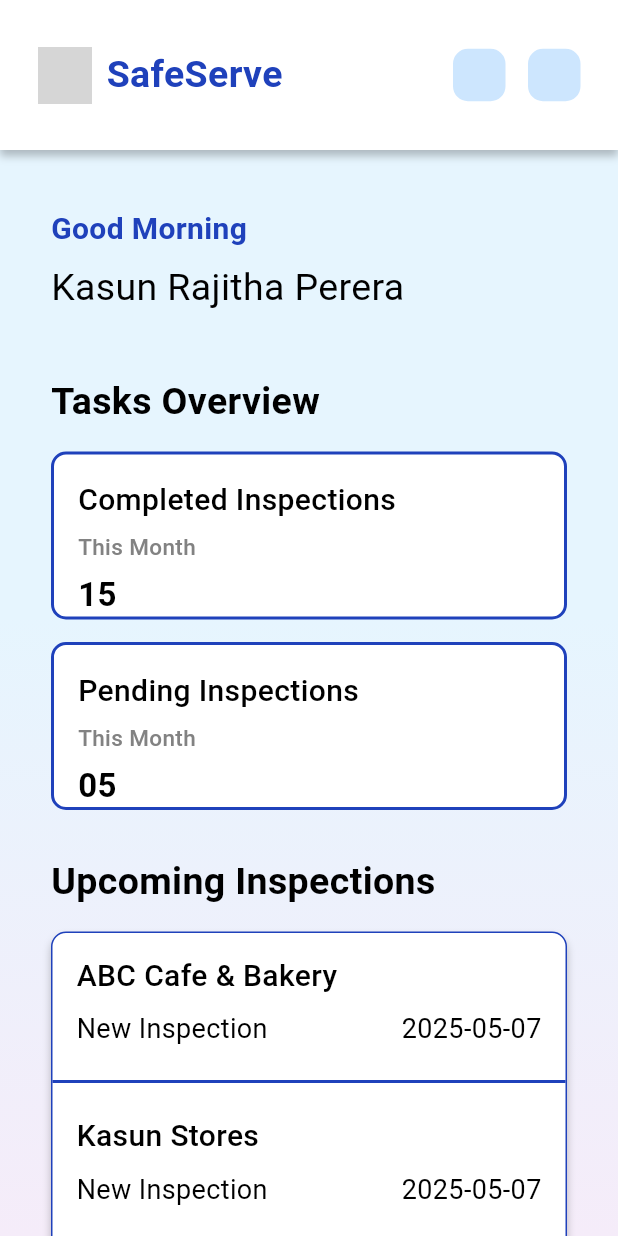
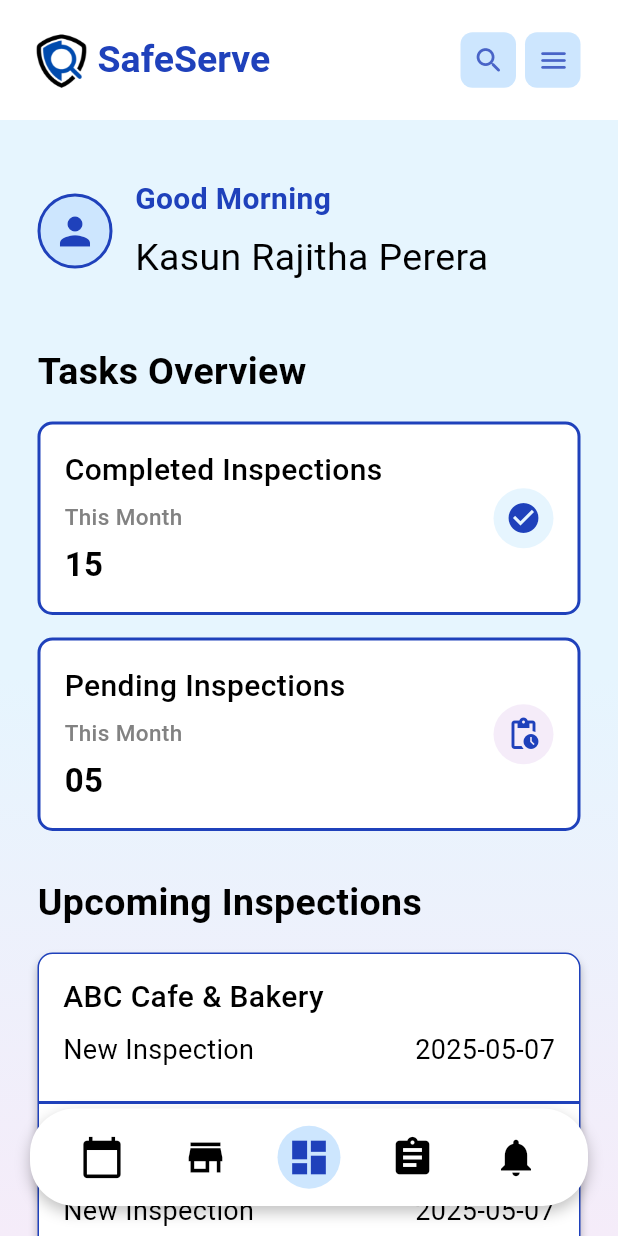
Before and after one commit to SeneshFitzroy/SafeServe-PHI-Manager, a Flutter app: the Dashboard screen opened directly, on a phone screen of 412 x 824 dp. Run offline on Flutter 3.47's test engine with Material 3 defaults, Android fonts, the phone set to English and light mode, and no system bars; our stand-ins replace image_picker, material_design_icons_flutter; grey boxes are pictures that could not be loaded.

Commit message:
Enhance Dashboard UI with dynamic data and navigation improvements

```diff
--- a/MobileApplication/safeServe/lib/screens/Dashboard/dashboard.dart
+++ b/MobileApplication/safeServe/lib/screens/Dashboard/dashboard.dart
@@ -1,12 +1,59 @@
 import 'package:flutter/material.dart';
+import '../../widgets/custom_nav_bar_icon.dart';
+import '../registered_shops/registered_shops_screen.dart';
+import '../../widgets/safe_serve_appbar.dart'; // Import the SafeServeAppBar
 
 class Dashboard extends StatelessWidget {
   const Dashboard({Key? key}) : super(key: key);
 
+  // Sample dynamic data
+  static final List<Map<String, dynamic>> _upcomingInspections = [
+    {
+      'name': 'ABC Cafe & Bakery',
+      'type': 'New Inspection',
+      'date': '2025-05-07',
+    },
+    {
+      'name': 'Kasun Stores',
+      'type': 'New Inspection',
+      'date': '2025-05-07',
+    },
+    {
+      'name': 'Arunalu Resort',
+      'type': 'New Inspection',
+      'date': '2025-05-07',
+    },
+  ];
+
+  // Dynamic task data
+  static final Map<String, dynamic> _taskData = {
+    'completed': {
+      'count': '15',
+      'period': 'This Month',
+    },
+    'pending': {
+      'count': '05',
+      'period': 'This Month',
+    },
+  };
+
   @override
   Widget build(BuildContext context) {
+    // Get screen width for responsive design
+    final screenWidth = MediaQuery.of(context).size.width;
+
     return Scaffold(
-      body: Container(
+      appBar: SafeServeAppBar(
+        height: 80,
+        onMenuPressed: () => Scaffold.of(context).openDrawer(),
+      ),
+      drawer: _buildDrawer(context),
+      body: Stack(
+        children: [
+          // Main content
+          Container(
+            width: screenWidth,
+            height: double.infinity,
             decoration: const BoxDecoration(
               gradient: LinearGradient(
                 begin: Alignment(0.50, -0.00),
@@ -15,86 +62,200 @@ class Dashboard extends StatelessWidget {
               ),
             ),
             child: SingleChildScrollView(
+              padding: const EdgeInsets.only(bottom: 90), // Extra padding for floating nav
               child: Column(
                 crossAxisAlignment: CrossAxisAlignment.start,
                 children: [
-              _buildAppBar(),
                   _buildGreeting(),
                   _buildTasksOverview(),
                   _buildUpcomingInspections(),
                   _buildQuickActions(),
-              const SizedBox(height: 20), // Bottom padding
+                  const SizedBox(height: 20),
                 ],
               ),
             ),
           ),
-    );
-  }
 
-  Widget _buildAppBar() {
-    return Container(
-      height: 100,
-      decoration: const BoxDecoration(
+          // Floating navigation bar
+          Positioned(
+            bottom: 20,
+            left: 20,
+            right: 20,
+            child: Container(
+              height: 65,
+              decoration: BoxDecoration(
                 color: Colors.white,
-        boxShadow: [
+                borderRadius: BorderRadius.circular(30),
+                boxShadow: const [
                   BoxShadow(
                     color: Color(0x3F000000),
-            blurRadius: 4,
+                    blurRadius: 8,
                     offset: Offset(0, 4),
+                    spreadRadius: 0,
+                  )
+                ],
+              ),
+              child: Row(
+                mainAxisAlignment: MainAxisAlignment.spaceEvenly,
+                children: const [
+                  CustomNavBarIcon(
+                    icon: Icons.calendar_today,
+                    label: 'Calendar',
+                    navItem: NavItem.calendar,
+                  ),
+                  CustomNavBarIcon(
+                    icon: Icons.store,
+                    label: 'Shops',
+                    navItem: NavItem.shops,
+                  ),
+                  CustomNavBarIcon(
+                    icon: Icons.dashboard,
+                    label: 'Dashboard',
+                    navItem: NavItem.dashboard,
+                    selected: true,
+                  ),
+                  CustomNavBarIcon(
+                    icon: Icons.assignment,
+                    label: 'Forms',
+                    navItem: NavItem.form,
+                  ),
+                  CustomNavBarIcon(
+                    icon: Icons.notifications,
+                    label: 'Alerts',
+                    navItem: NavItem.notifications,
                   ),
                 ],
               ),
-      child: Padding(
-        padding: const EdgeInsets.symmetric(horizontal: 25),
-        child: Row(
-          children: [
-            Container(
-              width: 36,
-              height: 38,
-              decoration: const BoxDecoration(
-                image: DecorationImage(
-                  image: NetworkImage("https://placehold.co/36x38"),
-                  fit: BoxFit.fill,
             ),
           ),
-            ),
-            const SizedBox(width: 10),
-            const Text(
-              'SafeServe',
-              style: TextStyle(
-                color: Color(0xFF1F41BB),
-                fontSize: 25,
-                fontFamily: 'Roboto',
-                fontWeight: FontWeight.w700,
-              ),
-            ),
-            const Spacer(),
-            _buildIconButton(color: const Color(0xFFCDE6FE)),
-            const SizedBox(width: 15),
-            _buildIconButton(color: const Color(0xFFCDE6FE)),
         ],
-        ),
       ),
     );
   }
 
-  Widget _buildIconButton({required Color color}) {
-    return Container(
-      width: 35,
-      height: 35,
-      decoration: ShapeDecoration(
-        color: color,
-        shape: RoundedRectangleBorder(
-          side: BorderSide(width: 2, color: color),
-          borderRadius: BorderRadius.circular(10),
+  Widget _buildDrawer(BuildContext context) {
+    return Drawer(
+      child: ListView(
+        padding: EdgeInsets.zero,
+        children: [
+          DrawerHeader(
+            decoration: const BoxDecoration(
+              color: Color(0xFF1F41BB),
             ),
+            child: Column(
+              crossAxisAlignment: CrossAxisAlignment.start,
+              children: const [
+                CircleAvatar(
+                  backgroundColor: Colors.white,
+                  radius: 30,
+                  child: Icon(
+                    Icons.health_and_safety,
+                    color: Color(0xFF1F41BB),
+                    size: 30,
+                  ),
+                ),
+                SizedBox(height: 10),
+                Text(
+                  'SafeServe',
+                  style: TextStyle(
+                    color: Colors.white,
+                    fontSize: 24,
+                    fontWeight: FontWeight.bold,
+                  ),
+                ),
+                Text(
+                  'PHI Management',
+                  style: TextStyle(
+                    color: Colors.white,
+                    fontSize: 16,
+                  ),
+                ),
+              ],
+            ),
+          ),
+          ListTile(
+            leading: const Icon(Icons.dashboard),
+            title: const Text('Dashboard'),
+            selected: true,
+            selectedTileColor: const Color(0xFFCDE6FE),
+            onTap: () {
+              Navigator.pop(context);
+            },
+          ),
+          ListTile(
+            leading: const Icon(Icons.store),
+            title: const Text('Registered Shops'),
+            onTap: () {
+              Navigator.pop(context);
+              Navigator.pushReplacement(
+                context,
+                MaterialPageRoute(
+                  builder: (_) => const RegisteredShopsScreen(),
+                ),
+              );
+            },
+          ),
+          ListTile(
+            leading: const Icon(Icons.calendar_today),
+            title: const Text('Calendar'),
+            onTap: () {
+              Navigator.pop(context);
+              ScaffoldMessenger.of(context).showSnackBar(
+                const SnackBar(content: Text('Calendar selected')),
+              );
+            },
+          ),
+          ListTile(
+            leading: const Icon(Icons.assignment),
+            title: const Text('Forms'),
+            onTap: () {
+              Navigator.pop(context);
+              ScaffoldMessenger.of(context).showSnackBar(
+                const SnackBar(content: Text('Forms selected')),
+              );
+            },
+          ),
+          ListTile(
+            leading: const Icon(Icons.settings),
+            title: const Text('Settings'),
+            onTap: () {
+              Navigator.pop(context);
+              ScaffoldMessenger.of(context).showSnackBar(
+                const SnackBar(content: Text('Settings selected')),
+              );
+            },
+          ),
+        ],
       ),
     );
   }
 
   Widget _buildGreeting() {
     return Padding(
-      padding: const EdgeInsets.fromLTRB(34, 38, 34, 20),
+      padding: const EdgeInsets.fromLTRB(25, 38, 25, 20),
+      child: Row(
+        children: [
+          // Profile icon
+          Container(
+            width: 50,
+            height: 50,
+            decoration: BoxDecoration(
+              color: const Color(0xFFCDE6FE),
+              shape: BoxShape.circle,
+              border: Border.all(
+                color: const Color(0xFF1F41BB),
+                width: 2,
+              ),
+            ),
+            child: const Icon(
+              Icons.person,
+              color: Color(0xFF1F41BB),
+              size: 30,
+            ),
+          ),
+          const SizedBox(width: 15),
+          // Greeting text
+          Expanded(
             child: Column(
               crossAxisAlignment: CrossAxisAlignment.start,
               children: const [
@@ -119,12 +280,15 @@ class Dashboard extends StatelessWidget {
                 ),
               ],
             ),
+          ),
+        ],
+      ),
     );
   }
 
   Widget _buildTasksOverview() {
     return Padding(
-      padding: const EdgeInsets.fromLTRB(34, 20, 34, 30),
+      padding: const EdgeInsets.fromLTRB(25, 20, 25, 30),
       child: Column(
         crossAxisAlignment: CrossAxisAlignment.start,
         children: [
@@ -140,14 +304,14 @@ class Dashboard extends StatelessWidget {
           const SizedBox(height: 15),
           _buildTaskCard(
             title: 'Completed Inspections',
-            period: 'This Month',
-            count: '15',
+            period: _taskData['completed']['period'],
+            count: _taskData['completed']['count'],
           ),
           const SizedBox(height: 15),
           _buildTaskCard(
             title: 'Pending Inspections',
-            period: 'This Month',
-            count: '05',
+            period: _taskData['pending']['period'],
+            count: _taskData['pending']['count'],
           ),
         ],
       ),
@@ -159,9 +323,11 @@ class Dashboard extends StatelessWidget {
     required String period,
     required String count,
   }) {
+    // Adjusting height to prevent overflow
     return Container(
-      width: 350,
-      height: 112,
+      width: double.infinity,
+      // Increase height to accommodate content without overflow
+      constraints: const BoxConstraints(minHeight: 120),
       decoration: ShapeDecoration(
         color: Colors.white,
         shape: RoundedRectangleBorder(
@@ -173,8 +339,13 @@ class Dashboard extends StatelessWidget {
         ),
       ),
       padding: const EdgeInsets.all(16),
+      child: Row(
+        children: [
+          // Main content
+          Expanded(
             child: Column(
               crossAxisAlignment: CrossAxisAlignment.start,
+              mainAxisSize: MainAxisSize.min, // Use min size to prevent overflow
               children: [
                 Text(
                   title,
@@ -207,12 +378,33 @@ class Dashboard extends StatelessWidget {
                 ),
               ],
             ),
+          ),
+          // Add a circular icon that represents the task type
+          Container(
+            width: 40,
+            height: 40,
+            decoration: BoxDecoration(
+              color: title.contains('Completed')
+                ? const Color(0xFFE6F5FE)
+                : const Color(0xFFF5ECF9),
+              shape: BoxShape.circle,
+            ),
+            child: Icon(
+              title.contains('Completed')
+                ? Icons.check_circle
+                : Icons.pending_actions,
+              color: const Color(0xFF1F41BB),
+              size: 24,
+            ),
+          ),
+        ],
+      ),
     );
   }
 
   Widget _buildUpcomingInspections() {
     return Padding(
-      padding: const EdgeInsets.fromLTRB(34, 0, 34, 30),
+      padding: const EdgeInsets.fromLTRB(25, 0, 25, 30),
       child: Column(
         crossAxisAlignment: CrossAxisAlignment.start,
         children: [
@@ -226,17 +418,8 @@ class Dashboard extends StatelessWidget {
             ),
           ),
           const SizedBox(height: 15),
-          _buildInspectionsCard(),
-          const SizedBox(height: 10),
-          _buildScheduleButton(),
-        ],
-      ),
-    );
-  }
-
-  Widget _buildInspectionsCard() {
-    return Container(
-      width: 350,
+          Container(
+            width: double.infinity,
             decoration: ShapeDecoration(
               color: Colors.white,
               shape: RoundedRectangleBorder(
@@ -254,31 +437,25 @@ class Dashboard extends StatelessWidget {
                 ),
               ],
             ),
-      child: Column(
-        children: [
-          _buildInspectionItem(
-            name: 'ABC Cafe & Bakery',
-            type: 'New Inspection',
-            date: '2025-05-07',
-          ),
-          const Divider(
+            child: ListView.separated(
+              shrinkWrap: true,
+              physics: const NeverScrollableScrollPhysics(),
+              itemCount: _upcomingInspections.length,
+              separatorBuilder: (context, index) => const Divider(
                 thickness: 2,
                 color: Color(0xFF1F41BB),
               ),
-          _buildInspectionItem(
-            name: 'Kasun Stores',
-            type: 'New Inspection',
-            date: '2025-05-07',
+              itemBuilder: (context, index) {
+                final inspection = _upcomingInspections[index];
+                return _buildInspectionItem(
+                  name: inspection['name'],
+                  type: inspection['type'],
+                  date: inspection['date'],
+                );
+              },
             ),
-          const Divider(
-            thickness: 2,
-            color: Color(0xFF1F41BB),
           ),
-          _buildInspectionItem(
-            name: 'Arunalu Resort',
-            type: 'New Inspection',
-            date: '2025-05-07',
-          ),
+          const SizedBox(height: 20),
         ],
       ),
     );
@@ -332,47 +509,9 @@ class Dashboard extends StatelessWidget {
     );
   }
 
-  Widget _buildScheduleButton() {
-    return Center(
-      child: Container(
-        width: 318,
-        height: 60,
-        decoration: ShapeDecoration(
-          color: Colors.white,
-          shape: RoundedRectangleBorder(
-            borderRadius: BorderRadius.circular(20),
-          ),
-          shadows: const [
-            BoxShadow(
-              color: Color(0x3F000000),
-              blurRadius: 4,
-              offset: Offset(0, 4),
-            ),
-          ],
-        ),
-        child: Row(
-          mainAxisAlignment: MainAxisAlignment.spaceEvenly,
-          children: [
-            const Icon(Icons.add_circle_outline, size: 30),
-            Container(
-              width: 53,
-              height: 54,
-              decoration: const ShapeDecoration(
-                color: Color(0xFFCDE6FE),
-                shape: OvalBorder(),
-              ),
-              child: const Icon(Icons.calendar_today, size: 24),
-            ),
-            const Icon(Icons.arrow_forward, size: 30),
-          ],
-        ),
-      ),
-    );
-  }
-
   Widget _buildQuickActions() {
     return Padding(
-      padding: const EdgeInsets.fromLTRB(34, 0, 34, 20),
+      padding: const EdgeInsets.fromLTRB(25, 0, 25, 20),
       child: Column(
         crossAxisAlignment: CrossAxisAlignment.start,
         children: [
@@ -390,15 +529,15 @@ class Dashboard extends StatelessWidget {
             mainAxisAlignment: MainAxisAlignment.spaceBetween,
             children: [
               _buildQuickActionItem(
-                image: "https://placehold.co/57x57",
+                icon: Icons.store,
                 label: 'Shops',
               ),
               _buildQuickActionItem(
-                image: "https://placehold.co/51x51",
+                icon: Icons.calendar_month,
                 label: 'Calendar',
               ),
               _buildQuickActionItem(
-                image: "https://placehold.co/52x52",
+                icon: Icons.map,
                 label: 'Map View',
               ),
             ],
@@ -408,15 +547,15 @@ class Dashboard extends StatelessWidget {
             mainAxisAlignment: MainAxisAlignment.spaceBetween,
             children: [
               _buildQuickActionItem(
-                image: "https://placehold.co/56x56",
+                icon: Icons.bar_chart,
                 label: 'Reports',
               ),
               _buildQuickActionItem(
-                image: "https://placehold.co/69x69",
+                icon: Icons.assignment,
                 label: 'Forms',
               ),
               _buildQuickActionItem(
-                image: "https://placehold.co/60x64",
+                icon: Icons.note,
                 label: 'Notes',
               ),
             ],
@@ -426,9 +565,11 @@ class Dashboard extends StatelessWidget {
     );
   }
 
-  Widget _buildQuickActionItem({required String image, required String label}) {
-    return Container(
-      width: 101,
+  Widget _buildQuickActionItem({required IconData icon, required String label}) {
+    return Expanded(
+      child: Padding(
+        padding: const EdgeInsets.symmetric(horizontal: 5),
+        child: Container(
           height: 103,
           decoration: ShapeDecoration(
             color: Colors.white,
@@ -446,15 +587,10 @@ class Dashboard extends StatelessWidget {
           child: Column(
             mainAxisAlignment: MainAxisAlignment.center,
             children: [
-          Container(
-            width: 57,
-            height: 57,
-            decoration: BoxDecoration(
-              image: DecorationImage(
-                image: NetworkImage(image),
-                fit: BoxFit.cover,
-              ),
-            ),
+              Icon(
+                icon,
+                size: 45,
+                color: const Color(0xFF1F41BB),
               ),
               const SizedBox(height: 10),
               Text(
@@ -468,6 +604,8 @@ class Dashboard extends StatelessWidget {
               ),
             ],
           ),
+        ),
+      ),
     );
   }
 }
--- a/MobileApplication/safeServe/lib/widgets/custom_nav_bar_icon.dart
+++ b/MobileApplication/safeServe/lib/widgets/custom_nav_bar_icon.dart
@@ -1,5 +1,6 @@
 import 'package:flutter/material.dart';
 import '../screens/registered_shops/registered_shops_screen.dart';
+import '../screens/Dashboard/dashboard.dart'; // Add import for Dashboard
 
 /// Simple enum to identify which icon is which
 enum NavItem {
@@ -44,8 +45,10 @@ class CustomNavBarIcon extends StatelessWidget {
             );
             break;
           case NavItem.dashboard:
-            ScaffoldMessenger.of(context).showSnackBar(
-              const SnackBar(content: Text('Dashboard placeholder')),
+            // Navigate to Dashboard instead of showing a snackbar
+            Navigator.pushReplacement(
+              context,
+              MaterialPageRoute(builder: (_) => const Dashboard()),
             );
             break;
           case NavItem.form:
```
Also changed, not shown: MobileApplication/safeServe/pubspec.lock. Lines whose indentation alone changed are shown as unchanged.
